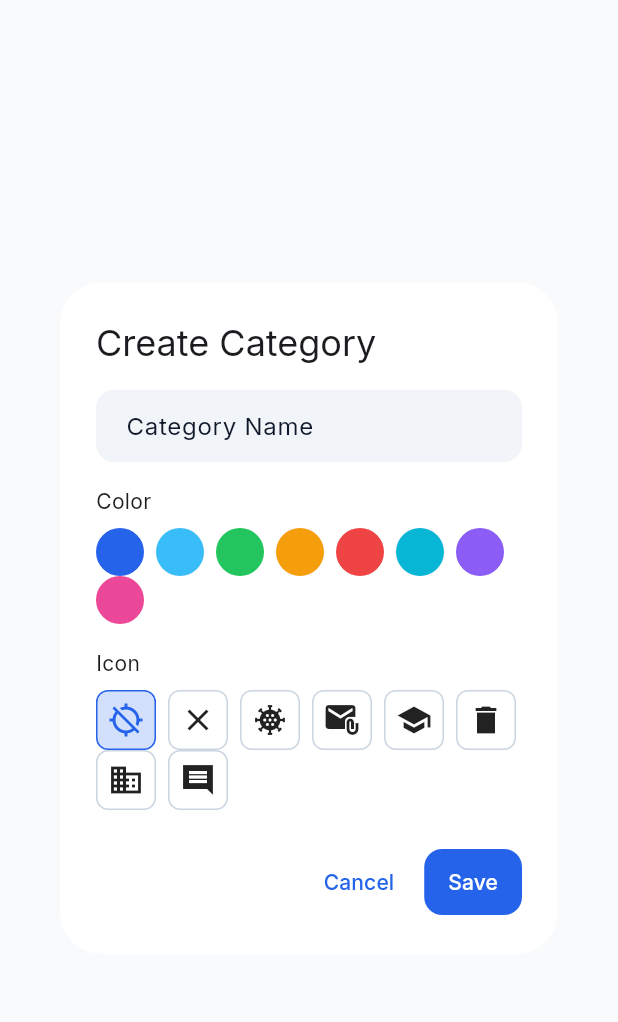
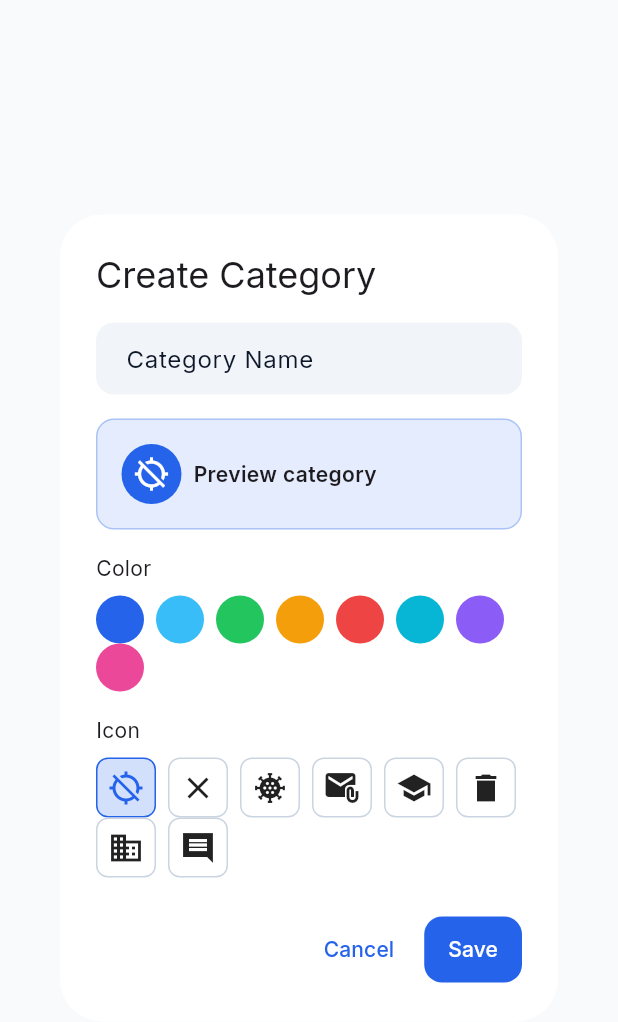
Before and after one commit to rinborobin/perductivity, a Flutter app: the CategoryDialog widget shown alone on an empty page, opened directly with empty values, on a phone screen of 412 x 824 dp. Shown: the top 1022 px of the screen. Run offline on Flutter 3.47's test engine with Material 3 defaults, Android fonts, the light colour scheme and no system bars; our stand-ins replace drift, equatable, flutter_riverpod, go_router, google_fonts; accounts and stored records are empty; generated files the repository leaves out were written again.

Commit message:
feat(categories): add category management

```diff
--- a/lib/app/router.dart
+++ b/lib/app/router.dart
@@ -5,6 +5,7 @@ import '../features/tasks/presentation/screens/tasks_screen.dart';
 import '../features/calendar/presentation/screens/calendar_screen.dart';
 import '../features/statistics/presentation/screens/statistics_screen.dart';
 import '../features/settings/presentation/screens/settings_screen.dart';
+import '../features/categories/presentation/screens/categories_screen.dart';
 
 final _rootNavigatorKey = GlobalKey<NavigatorState>();
 final _shellNavigatorKey = GlobalKey<NavigatorState>();
@@ -48,6 +49,12 @@ final GoRouter appRouter = GoRouter(
           pageBuilder: (context, state) => const NoTransitionPage(
             child: SettingsScreen(),
           ),
+          routes: [
+            GoRoute(
+              path: 'categories',
+              builder: (context, state) => const CategoriesScreen(),
+            ),
+          ],
         ),
       ],
     ),
--- a/lib/features/categories/presentation/providers/category_list_provider.dart
+++ b/lib/features/categories/presentation/providers/category_list_provider.dart
@@ -1,5 +1,6 @@
 import 'package:flutter_riverpod/flutter_riverpod.dart';
 import '../../domain/entities/category_entity.dart';
+import '../../domain/repositories/category_repository.dart';
 import 'category_providers.dart';
 
 class CategoryListNotifier extends StateNotifier<AsyncValue<List<CategoryEntity>>> {
--- a/lib/features/categories/presentation/providers/category_providers.dart
+++ b/lib/features/categories/presentation/providers/category_providers.dart
@@ -1,5 +1,4 @@
 import 'package:flutter_riverpod/flutter_riverpod.dart';
-import '../../../../core/database/database.dart';
 import '../../../../shared/providers/database_provider.dart';
 import '../../data/datasource/category_datasource.dart';
 import '../../data/repositories/category_repository_impl.dart';
--- a/lib/features/categories/presentation/screens/categories_screen.dart
+++ b/lib/features/categories/presentation/screens/categories_screen.dart
@@ -1,6 +1,7 @@
 import 'package:flutter/material.dart';
 import 'package:flutter_riverpod/flutter_riverpod.dart';
 import '../../../../core/constants/constants.dart';
+import '../../domain/entities/category_entity.dart';
 import '../providers/category_list_provider.dart';
 import '../widgets/category_card.dart';
 import '../widgets/category_dialog.dart';
--- a/lib/features/categories/presentation/widgets/category_card.dart
+++ b/lib/features/categories/presentation/widgets/category_card.dart
@@ -1,6 +1,6 @@
 import 'package:flutter/material.dart';
-import '../../../../core/constants/constants.dart';
 import '../../domain/entities/category_entity.dart';
+import 'category_icon.dart';
 
 class CategoryCard extends StatelessWidget {
   final CategoryEntity category;
@@ -16,25 +16,22 @@ class CategoryCard extends StatelessWidget {
 
   @override
   Widget build(BuildContext context) {
-    final color = Color(int.parse(category.color.replaceFirst('#', '0xFF')));
+    final hexColor = category.color.replaceFirst('#', '');
+    final color = Color(
+      int.parse(hexColor.length == 6 ? 'FF$hexColor' : hexColor, radix: 16),
+    );
 
     return Card(
       child: ListTile(
         leading: CircleAvatar(
-          backgroundColor: color.withOpacity(0.2),
-          child: Icon(
-            _getIconData(category.icon),
-            color: color,
-          ),
+          backgroundColor: color.withValues(alpha: 0.2),
+          child: Icon(categoryIconFromString(category.icon), color: color),
         ),
         title: Text(category.name),
         trailing: Row(
           mainAxisSize: MainAxisSize.min,
           children: [
-            IconButton(
-              icon: const Icon(Icons.edit_outlined),
-              onPressed: onTap,
-            ),
+            IconButton(icon: const Icon(Icons.edit_outlined), onPressed: onTap),
             IconButton(
               icon: const Icon(Icons.delete_outline),
               onPressed: onDelete,
@@ -44,11 +41,4 @@ class CategoryCard extends StatelessWidget {
       ),
     );
   }
-
-  IconData _getIconData(String iconName) {
-    return IconData(
-      int.parse(iconName),
-      fontFamily: 'MaterialIcons',
-    );
-  }
 }
--- a/lib/features/categories/presentation/widgets/category_dialog.dart
+++ b/lib/features/categories/presentation/widgets/category_dialog.dart
@@ -1,16 +1,13 @@
 import 'package:flutter/material.dart';
 import '../../../../core/constants/constants.dart';
 import '../../domain/entities/category_entity.dart';
+import 'category_icon.dart';
 
 class CategoryDialog extends StatefulWidget {
   final CategoryEntity? category;
   final void Function(String name, String color, String icon) onSave;
 
-  const CategoryDialog({
-    required this.onSave,
-    this.category,
-    super.key,
-  });
+  const CategoryDialog({required this.onSave, this.category, super.key});
 
   @override
   State<CategoryDialog> createState() => _CategoryDialogState();
@@ -19,8 +16,12 @@ class CategoryDialog extends StatefulWidget {
 class _CategoryDialogState extends State<CategoryDialog> {
   final _formKey = GlobalKey<FormState>();
   late TextEditingController _nameController;
-  String _selectedColor = AppColors.primary.value.toRadixString(16).padLeft(8, '0').substring(2);
-  String _selectedIcon = '0xe3a9';
+  String _selectedColor = AppColors.primary
+      .toARGB32()
+      .toRadixString(16)
+      .padLeft(8, '0')
+      .substring(2);
+  String _selectedIcon = '58281';
 
   final List<String> _colors = [
     '2563EB',
@@ -33,15 +34,15 @@ class _CategoryDialogState extends State<CategoryDialog> {
     'EC4899',
   ];
 
-  final List<String> _icons = [
-    '0xe3a9',
-    '0xe866',
-    '0xe896',
-    '0xe0b0',
-    '0xe559',
-    '0xe8b8',
-    '0xe8f1',
-    '0xe87c',
+  final List<int> _icons = [
+    0xe3a9,
+    0xe866,
+    0xe896,
+    0xe0b0,
+    0xe559,
+    0xe8b8,
+    0xe8f1,
+    0xe87c,
   ];
 
   @override
@@ -63,7 +64,9 @@ class _CategoryDialogState extends State<CategoryDialog> {
   @override
   Widget build(BuildContext context) {
     return AlertDialog(
-      title: Text(widget.category == null ? 'Create Category' : 'Edit Category'),
+      title: Text(
+        widget.category == null ? 'Create Category' : 'Edit Category',
+      ),
       content: Form(
         key: _formKey,
         child: Column(
@@ -82,6 +85,43 @@ class _CategoryDialogState extends State<CategoryDialog> {
                 }
                 return null;
               },
+            ),
+            const SizedBox(height: AppSpacing.md),
+            Container(
+              width: double.infinity,
+              padding: const EdgeInsets.all(AppSpacing.md),
+              decoration: BoxDecoration(
+                color: Color(
+                  int.parse('0xFF$_selectedColor'),
+                ).withValues(alpha: 0.12),
+                borderRadius: BorderRadius.circular(AppRadius.md),
+                border: Border.all(
+                  color: Color(
+                    int.parse('0xFF$_selectedColor'),
+                  ).withValues(alpha: 0.3),
+                ),
+              ),
+              child: Row(
+                children: [
+                  CircleAvatar(
+                    radius: 20,
+                    backgroundColor: Color(int.parse('0xFF$_selectedColor')),
+                    child: Icon(
+                      categoryIconFromString(_selectedIcon),
+                      color: Colors.white,
+                    ),
+                  ),
+                  const SizedBox(width: AppSpacing.sm),
+                  Expanded(
+                    child: Text(
+                      _nameController.text.isEmpty
+                          ? 'Preview category'
+                          : _nameController.text,
+                      style: const TextStyle(fontWeight: FontWeight.w600),
+                    ),
+                  ),
+                ],
+              ),
             ),
             const SizedBox(height: AppSpacing.md),
             const Text('Color'),
@@ -113,21 +153,25 @@ class _CategoryDialogState extends State<CategoryDialog> {
             Wrap(
               spacing: AppSpacing.sm,
               children: _icons.map((icon) {
-                final isSelected = _selectedIcon == icon;
+                final isSelected = _selectedIcon == icon.toString();
                 return GestureDetector(
-                  onTap: () => setState(() => _selectedIcon = icon),
+                  onTap: () => setState(() => _selectedIcon = icon.toString()),
                   child: Container(
                     width: 40,
                     height: 40,
                     decoration: BoxDecoration(
-                      color: isSelected ? AppColors.primary.withOpacity(0.2) : Colors.transparent,
+                      color: isSelected
+                          ? AppColors.primary.withValues(alpha: 0.2)
+                          : Colors.transparent,
                       borderRadius: BorderRadius.circular(AppRadius.sm),
                       border: Border.all(
-                        color: isSelected ? AppColors.primary : AppColors.lightBorder,
+                        color: isSelected
+                            ? AppColors.primary
+                            : AppColors.lightBorder,
                       ),
                     ),
                     child: Icon(
-                      IconData(int.parse(icon), fontFamily: 'MaterialIcons'),
+                      categoryIconFromString(icon.toString()),
                       color: isSelected ? AppColors.primary : null,
                     ),
                   ),
--- /dev/null
+++ b/lib/features/categories/presentation/widgets/category_icon.dart
@@ -0,0 +1,18 @@
+import 'package:flutter/material.dart';
+
+const _categoryIcons = <int, IconData>{
+  0xe3a9: IconData(0xe3a9, fontFamily: 'MaterialIcons'),
+  0xe866: IconData(0xe866, fontFamily: 'MaterialIcons'),
+  0xe896: IconData(0xe896, fontFamily: 'MaterialIcons'),
+  0xe0b0: IconData(0xe0b0, fontFamily: 'MaterialIcons'),
+  0xe559: IconData(0xe559, fontFamily: 'MaterialIcons'),
+  0xe8b8: IconData(0xe8b8, fontFamily: 'MaterialIcons'),
+  0xe8f1: IconData(0xe8f1, fontFamily: 'MaterialIcons'),
+  0xe87c: IconData(0xe87c, fontFamily: 'MaterialIcons'),
+};
+
+const _defaultCategoryIcon = IconData(0xe3a9, fontFamily: 'MaterialIcons');
+
+IconData categoryIconFromString(String value) {
+  return _categoryIcons[int.tryParse(value)] ?? _defaultCategoryIcon;
+}
```
